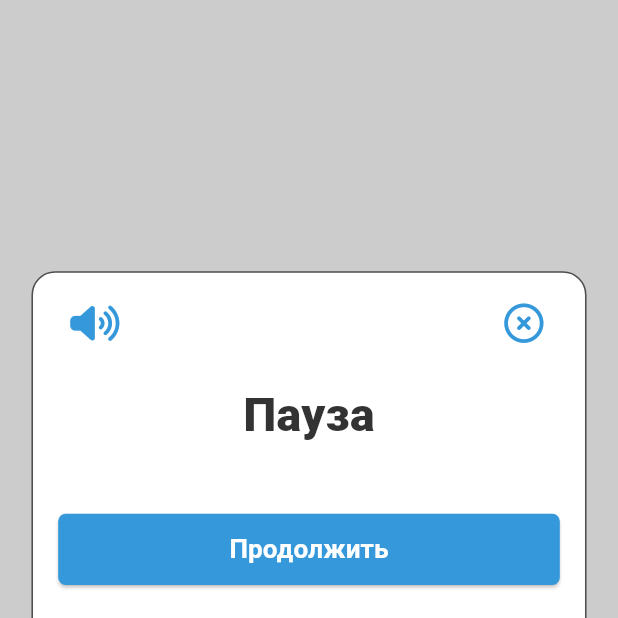
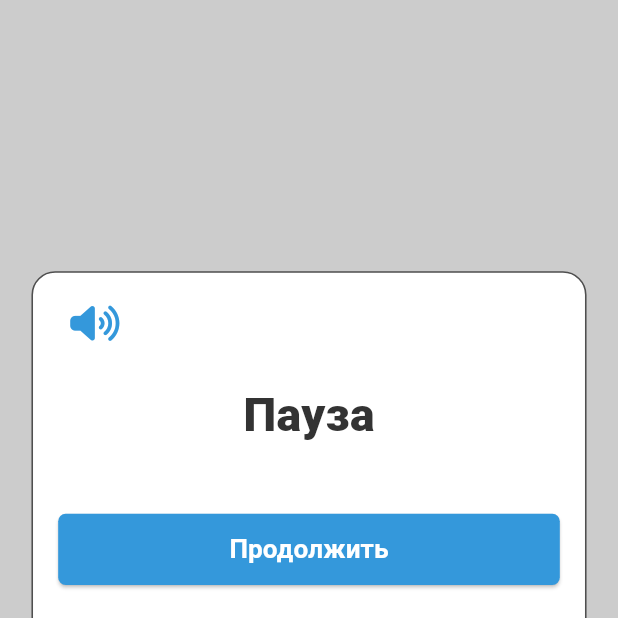
Before and after one commit to LiliaLuSol/ave_memoria, a Flutter app: the PauseMenu screen opened directly, on a phone screen of 412 x 824 dp, the top half of it. Run offline on Flutter 3.47's test engine with Material 3 defaults, Android fonts, the light colour scheme and no system bars; our stand-ins replace awesome_dialog, cached_network_image, connectivity_plus, equatable, flutter_bloc, flutter_svg and 6 more; accounts and stored records are empty.

Commit message:
Update pause_menu.dart

```diff
--- a/lib/widgets/pause_menu.dart
+++ b/lib/widgets/pause_menu.dart
@@ -2,19 +2,21 @@ import 'package:ave_memoria/other/app_export.dart';
 import 'package:flutter/cupertino.dart';
 import 'package:flutter/material.dart';
 
-class PauseMenu extends StatelessWidget {
+class PauseMenu extends StatefulWidget {
   static const String id = 'PauseMenu';
 
   // final CarsGame game;
+  const PauseMenu({super.key});
 
-  const PauseMenu({
-    Key? key,
-    //  required this.game
-  }) : super(key: key);
+  @override
+  State<PauseMenu> createState() => _PauseMenuState();
+}
 
+class _PauseMenuState extends State<PauseMenu> {
   @override
   Widget build(BuildContext context) {
     mediaQueryData = MediaQuery.of(context);
+    bool isVolume = true;
     return SafeArea(
         child: Scaffold(
             backgroundColor: appTheme.black.withOpacity(0.2),
@@ -31,23 +33,19 @@ class PauseMenu extends StatelessWidget {
                           Row(children: [
                             IconButton(
                               icon: FaIcon(
-                                FontAwesomeIcons.volumeHigh,
-                                size: 25.h,
-                                color: theme.colorScheme.primary,
-                              ),
-                              onPressed: () {},
-                            ),
-                            Spacer(),
-                            IconButton(
-                              icon: FaIcon(
-                                FontAwesomeIcons.circleXmark,
+                                isVolume
+                                    ? FontAwesomeIcons.volumeHigh
+                                    : FontAwesomeIcons.volumeOff,
                                 size: 25.h,
                                 color: theme.colorScheme.primary,
                               ),
                               onPressed: () {
-                                null;
+                                setState(() {
+                                  isVolume = !isVolume;
+                                });
                               },
-                            )
+                            ),
+                            Spacer(),
                           ]),
                           SizedBox(height: 15.v),
                           Text("Пауза",
@@ -61,7 +59,9 @@ class PauseMenu extends StatelessWidget {
                                   backgroundColor: theme.colorScheme.primary,
                                   shape: RoundedRectangleBorder(
                                       borderRadius: BorderRadius.circular(5))),
-                          ),
+                              onTap: () {
+                                Navigator.pop(context);
+                              }),
                           SizedBox(height: 24.v),
                           CustomElevatedButton(
                             text: "Переиграть",
@@ -91,7 +91,9 @@ class PauseMenu extends StatelessWidget {
                                   backgroundColor: theme.colorScheme.primary,
                                   shape: RoundedRectangleBorder(
                                       borderRadius: BorderRadius.circular(5))),
-                          )
+                              onTap: () {
+                                GoRouter.of(context).push(AppRoutes.homepage);
+                              })
                         ]))))));
     // Center(
     // child: Column(
```
Lines whose indentation alone changed are shown as unchanged.
